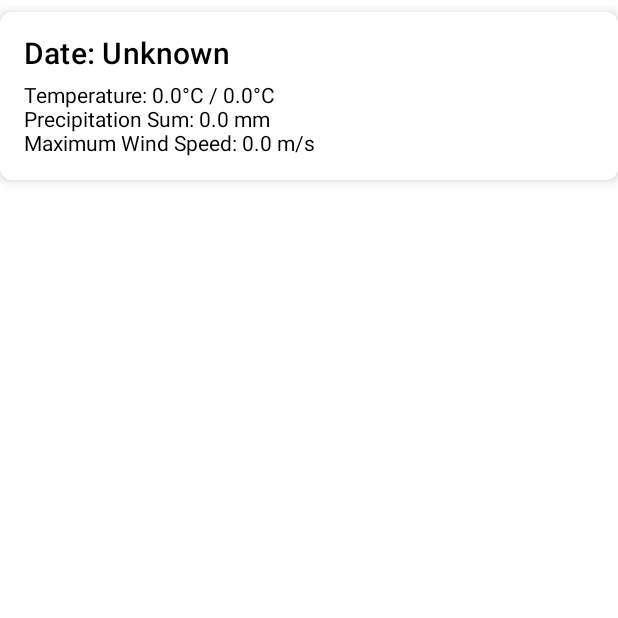
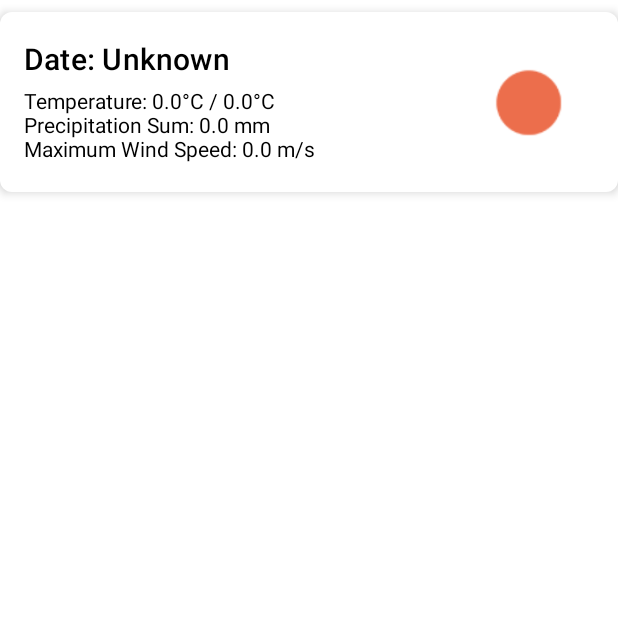
Before and after one commit to L1eder/weather_app, an Android app built with Jetpack Compose: the composable WeatherCard called with empty values, on a phone screen of 412 x 824 dp, the top half of it. Run offline under Robolectric (Android 15) with nearby library versions, the phone set to English and light mode, and no system bars.

Commit message:
feat: added new functionality - now you can see icons for the current weather and weather for the next days

```diff
--- a/app/src/main/java/com/example/weatherapp/MainActivity.kt
+++ b/app/src/main/java/com/example/weatherapp/MainActivity.kt
@@ -43,16 +43,16 @@ class MainActivity : ComponentActivity() {
             WeatherViewModelFactory(getWeatherUseCase, getCoordinatesUseCase)
         ).get(WeatherViewModel::class.java)
 
-        cityViewModel = ViewModelProvider(this).get(CityViewModel::class.java) // Инициализируем CityViewModel
+        cityViewModel = ViewModelProvider(this).get(CityViewModel::class.java)
 
         setContent {
             WeatherAppTheme {
-                val navController = rememberNavController() // Создаем NavController
+                val navController = rememberNavController()
                 Scaffold(modifier = Modifier.fillMaxSize()) { innerPadding ->
                     NavHost(navController = navController, startDestination = "city_selection") {
                         composable("city_selection") {
                             CitySelectionScreen(
-                                cityViewModel, // Передаем CityViewModel
+                                cityViewModel,
                                 navController,
                                 modifier = Modifier.padding(innerPadding)
                             )
--- a/app/src/main/java/com/example/weatherapp/presentation/ui/components/WeatherCard.kt
+++ b/app/src/main/java/com/example/weatherapp/presentation/ui/components/WeatherCard.kt
@@ -4,11 +4,13 @@ import androidx.compose.foundation.layout.*
 import androidx.compose.foundation.shape.RoundedCornerShape
 import androidx.compose.material.*
 import androidx.compose.runtime.Composable
+import androidx.compose.ui.Alignment
 import androidx.compose.ui.Modifier
+import androidx.compose.ui.graphics.Color
 import androidx.compose.ui.unit.dp
 
 @Composable
-fun WeatherCard(dateString: String?, maxTemp: Double, minTemp: Double, precipitation: Double, windSpeed: Double) {
+fun WeatherCard(dateString: String?, maxTemp: Double, minTemp: Double, precipitation: Double, windSpeed: Double, weatherCode: Int) {
     Card(
         elevation = 4.dp,
         shape = RoundedCornerShape(8.dp),
@@ -16,14 +18,24 @@ fun WeatherCard(dateString: String?, maxTemp: Double, minTemp: Double, precipita
             .fillMaxWidth()
             .padding(vertical = 8.dp)
     ) {
-        Column(modifier = Modifier.padding(16.dp)) {
-            Text("Date: ${dateString ?: "Unknown"}", style = MaterialTheme.typography.h6)
-
-            Spacer(modifier = Modifier.height(8.dp))
-
-            Text("Temperature: ${maxTemp}°C / ${minTemp}°C")
-            Text("Precipitation Sum: ${precipitation} mm")
-            Text("Maximum Wind Speed: ${windSpeed} m/s")
+        Row(
+            modifier = Modifier.padding(16.dp),
+            verticalAlignment = Alignment.CenterVertically,
+            horizontalArrangement = Arrangement.SpaceBetween
+        ) {
+            Column {
+                Text("Date: ${dateString ?: "Unknown"}", style = MaterialTheme.typography.h6)
+                Spacer(modifier = Modifier.height(8.dp))
+                Text("Temperature: ${maxTemp}°C / ${minTemp}°C")
+                Text("Precipitation Sum: ${precipitation} mm")
+                Text("Maximum Wind Speed: ${windSpeed} m/s")
+            }
+            Icon(
+                painter = getWeatherIcon(weatherCode),
+                contentDescription = "Weather Icon",
+                modifier = Modifier.size(88.dp),
+                tint = Color.Unspecified
+            )
         }
     }
 }
--- /dev/null
+++ b/app/src/main/java/com/example/weatherapp/presentation/ui/components/WeatherIcon.kt
@@ -0,0 +1,39 @@
+package com.example.weatherapp.presentation.ui.components
+
+import android.util.Log
+import androidx.compose.runtime.Composable
+import androidx.compose.ui.graphics.painter.Painter
+import androidx.compose.ui.res.painterResource
+import com.example.weatherapp.R
+
+@Composable
+fun getWeatherIcon(weatherCode: Int): Painter {
+    Log.d("WeatherCode", "Received weather code: $weatherCode")
+
+    val resourceId = when (weatherCode) {
+        0, 1 -> R.drawable.ic_sunny
+        2 -> R.drawable.ic_partly_cloudy
+        3 -> R.drawable.ic_cloudy
+        45, 48 -> R.drawable.ic_fog
+        51, 53, 56, 57 -> R.drawable.ic_drizzle
+        61, 63, 65, 66, 67, 80, 81, 82 -> R.drawable.ic_rainy
+        71, 73, 75, 77, 85, 86 -> R.drawable.ic_snowy
+        95, 96, 99 -> R.drawable.ic_thunderstorm
+        else -> R.drawable.ic_unknown
+    }
+    return painterResource(id = resourceId)
+}
+//Code	Description
+//0	Clear sky
+//1, 2, 3	Mainly clear, partly cloudy, and overcast
+//45, 48	Fog and depositing rime fog
+//51, 53, 55	Drizzle: Light, moderate, and dense intensity
+//56, 57	Freezing Drizzle: Light and dense intensity
+//61, 63, 65	Rain: Slight, moderate and heavy intensity
+//66, 67	Freezing Rain: Light and heavy intensity
+//71, 73, 75	Snow fall: Slight, moderate, and heavy intensity
+//77	Snow grains
+//80, 81, 82	Rain showers: Slight, moderate, and violent
+//85, 86	Snow showers slight and heavy
+//95 *	Thunderstorm: Slight or moderate
+//96, 99 *	Thunderstorm with slight and heavy hail
--- a/app/src/main/java/com/example/weatherapp/presentation/viewmodels/CityViewModel.kt
+++ b/app/src/main/java/com/example/weatherapp/presentation/viewmodels/CityViewModel.kt
@@ -23,7 +23,7 @@ class CityViewModel : ViewModel() {
 
     fun addCity(city: String) {
         if (city.isNotEmpty() && !_cities.value.contains(city)) {
-            _cities.value = _cities.value + city
+            _cities.value += city
         }
     }
 }
```
Also changed, not shown: app/src/main/java/com/example/weatherapp/presentation/ui/components/WeatherCurrentCard.kt (+21 -4 lines), app/src/main/java/com/example/weatherapp/presentation/ui/screen/WeatherScreen.kt (+5 -2 lines).
